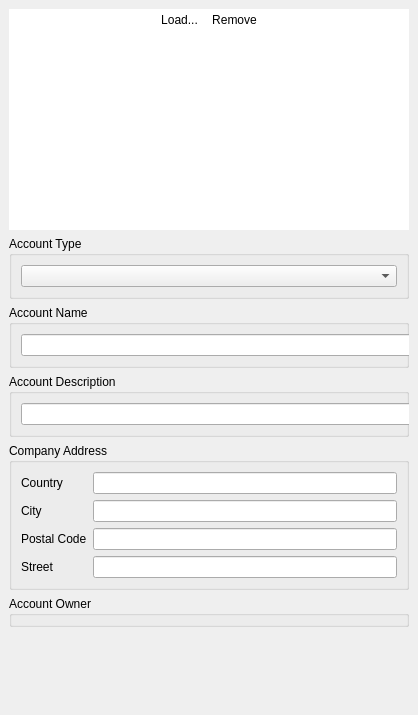
This is Include/imtauthgui/CAccountInfoEditorComp.ui in ImagingTools/ImtCore as Qt 5 draws it before an edit. The edited form follows.
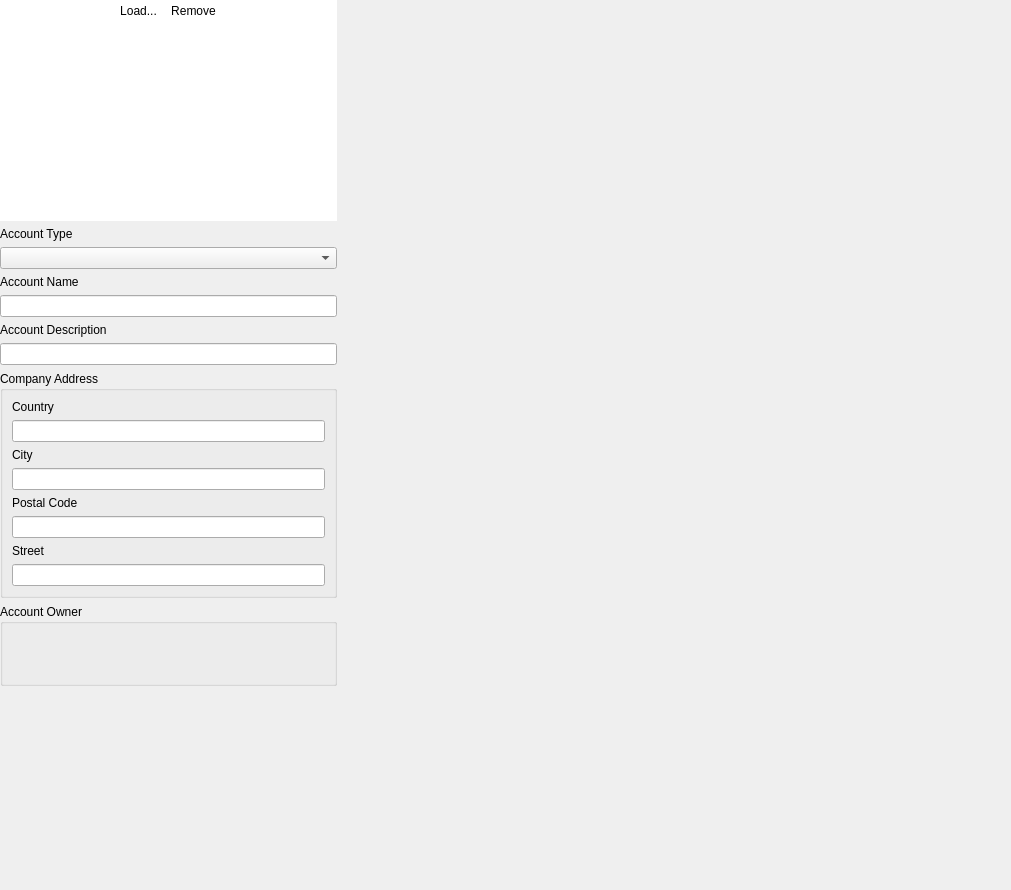
This is the edited form. Icons and pictures are not drawn.

Commit message: Corrected default address fields, account picture aspect ratio

The edit to the form file:
```diff
--- a/Include/imtauthgui/CAccountInfoEditorComp.ui
+++ b/Include/imtauthgui/CAccountInfoEditorComp.ui
@@ -6,17 +6,14 @@
    <rect>
     <x>0</x>
     <y>0</y>
-    <width>418</width>
-    <height>715</height>
+    <width>1011</width>
+    <height>890</height>
    </rect>
   </property>
   <property name="windowTitle">
    <string>Edit Account Information</string>
   </property>
-  <property name="styleSheet">
-   <string notr="true"/>
-  </property>
-  <layout class="QHBoxLayout" name="horizontalLayout">
+  <layout class="QHBoxLayout" name="horizontalLayout" stretch="1,2">
    <property name="leftMargin">
     <number>0</number>
    </property>
@@ -31,12 +28,6 @@
    </property>
    <item>
     <widget class="QScrollArea" name="scrollArea">
-     <property name="sizePolicy">
-      <sizepolicy hsizetype="Minimum" vsizetype="Expanding">
-       <horstretch>0</horstretch>
-       <verstretch>0</verstretch>
-      </sizepolicy>
-     </property>
      <property name="frameShape">
       <enum>QFrame::NoFrame</enum>
      </property>
@@ -54,25 +45,25 @@
        <rect>
         <x>0</x>
         <y>0</y>
-        <width>418</width>
-        <height>715</height>
+        <width>335</width>
+        <height>890</height>
        </rect>
       </property>
-      <layout class="QVBoxLayout" name="verticalLayout_6">
+      <layout class="QVBoxLayout" name="verticalLayout_4">
+       <property name="leftMargin">
+        <number>0</number>
+       </property>
+       <property name="topMargin">
+        <number>0</number>
+       </property>
+       <property name="rightMargin">
+        <number>0</number>
+       </property>
+       <property name="bottomMargin">
+        <number>0</number>
+       </property>
        <item>
         <widget class="QWidget" name="OverviewFrame" native="true">
-         <property name="sizePolicy">
-          <sizepolicy hsizetype="Expanding" vsizetype="Expanding">
-           <horstretch>0</horstretch>
-           <verstretch>0</verstretch>
-          </sizepolicy>
-         </property>
-         <property name="maximumSize">
-          <size>
-           <width>400</width>
-           <height>16777215</height>
-          </size>
-         </property>
          <property name="styleSheet">
           <string notr="true">background:white;</string>
          </property>
@@ -261,135 +252,79 @@
         </widget>
        </item>
        <item>
-        <widget class="QGroupBox" name="AccountTypeGroup">
-         <property name="maximumSize">
-          <size>
-           <width>400</width>
-           <height>16777215</height>
-          </size>
-         </property>
-         <property name="title">
+        <widget class="QLabel" name="label_5">
+         <property name="text">
           <string>Account Type</string>
          </property>
-         <layout class="QVBoxLayout" name="verticalLayout_4">
-          <item>
-           <widget class="QComboBox" name="AccountTypeCombo"/>
-          </item>
-         </layout>
         </widget>
        </item>
        <item>
-        <widget class="QGroupBox" name="AccountNameGroup">
-         <property name="maximumSize">
-          <size>
-           <width>400</width>
-           <height>16777215</height>
-          </size>
-         </property>
-         <property name="title">
+        <widget class="QComboBox" name="AccountTypeCombo"/>
+       </item>
+       <item>
+        <widget class="QLabel" name="label_6">
+         <property name="text">
           <string>Account Name</string>
          </property>
-         <layout class="QVBoxLayout" name="verticalLayout_2">
-          <item>
-           <widget class="QLineEdit" name="AccountNameEdit">
-            <property name="sizePolicy">
-             <sizepolicy hsizetype="Preferred" vsizetype="Fixed">
-              <horstretch>0</horstretch>
-              <verstretch>0</verstretch>
-             </sizepolicy>
-            </property>
-            <property name="minimumSize">
-             <size>
-              <width>400</width>
-              <height>0</height>
-             </size>
-            </property>
-           </widget>
-          </item>
-         </layout>
         </widget>
        </item>
        <item>
-        <widget class="QGroupBox" name="AccountDescriptionGroup">
-         <property name="maximumSize">
-          <size>
-           <width>400</width>
-           <height>16777215</height>
-          </size>
-         </property>
-         <property name="title">
+        <widget class="QLineEdit" name="AccountNameEdit"/>
+       </item>
+       <item>
+        <widget class="QLabel" name="label_7">
+         <property name="text">
           <string>Account Description</string>
          </property>
-         <layout class="QVBoxLayout" name="verticalLayout_5">
-          <item>
-           <widget class="QLineEdit" name="AccountDescriptionEdit">
-            <property name="sizePolicy">
-             <sizepolicy hsizetype="Preferred" vsizetype="Fixed">
-              <horstretch>0</horstretch>
-              <verstretch>0</verstretch>
-             </sizepolicy>
-            </property>
-            <property name="minimumSize">
-             <size>
-              <width>400</width>
-              <height>0</height>
-             </size>
-            </property>
-           </widget>
-          </item>
-         </layout>
         </widget>
        </item>
+       <item>
+        <widget class="QLineEdit" name="AccountDescriptionEdit"/>
+       </item>
        <item>
         <widget class="QGroupBox" name="AddressGroup">
-         <property name="maximumSize">
-          <size>
-           <width>400</width>
-           <height>16777215</height>
-          </size>
-         </property>
          <property name="title">
           <string>Company Address</string>
          </property>
-         <layout class="QFormLayout" name="formLayout">
-          <item row="0" column="0">
+         <layout class="QVBoxLayout" name="verticalLayout_2">
+          <item>
            <widget class="QLabel" name="label">
             <property name="text">
              <string>Country</string>
             </property>
            </widget>
           </item>
-          <item row="0" column="1">
+          <item>
            <widget class="QLineEdit" name="CountryEdit"/>
           </item>
-          <item row="1" column="0">
+          <item>
            <widget class="QLabel" name="label_2">
             <property name="text">
              <string>City</string>
             </property>
            </widget>
           </item>
-          <item row="1" column="1">
+          <item>
            <widget class="QLineEdit" name="CityEdit"/>
           </item>
-          <item row="2" column="0">
+          <item>
            <widget class="QLabel" name="label_3">
             <property name="text">
              <string>Postal Code</string>
             </property>
            </widget>
           </item>
-          <item row="2" column="1">
+          <item>
            <widget class="QLineEdit" name="PostalCodeEdit"/>
           </item>
-          <item row="3" column="0">
+          <item>
            <widget class="QLabel" name="label_4">
             <property name="text">
              <string>Street</string>
             </property>
            </widget>
           </item>
-          <item row="3" column="1">
+          <item>
            <widget class="QLineEdit" name="StreetEdit"/>
           </item>
          </layout>
@@ -397,12 +332,6 @@
        </item>
        <item>
         <widget class="QGroupBox" name="AccountOwnerGroup">
-         <property name="maximumSize">
-          <size>
-           <width>400</width>
-           <height>16777215</height>
-          </size>
-         </property>
          <property name="title">
           <string>Account Owner</string>
          </property>
@@ -541,6 +470,19 @@
      </widget>
     </widget>
    </item>
+   <item>
+    <spacer name="horizontalSpacer_3">
+     <property name="orientation">
+      <enum>Qt::Horizontal</enum>
+     </property>
+     <property name="sizeHint" stdset="0">
+      <size>
+       <width>667</width>
+       <height>20</height>
+      </size>
+     </property>
+    </spacer>
+   </item>
   </layout>
  </widget>
  <resources>
```
The commit also changes 2 other files.
